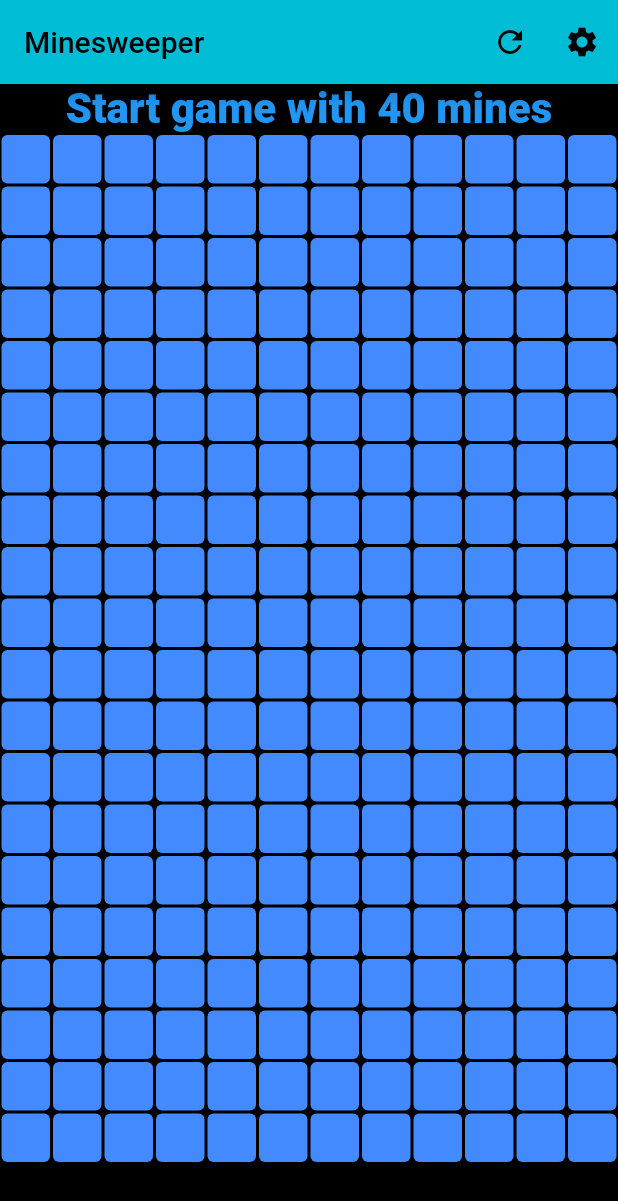
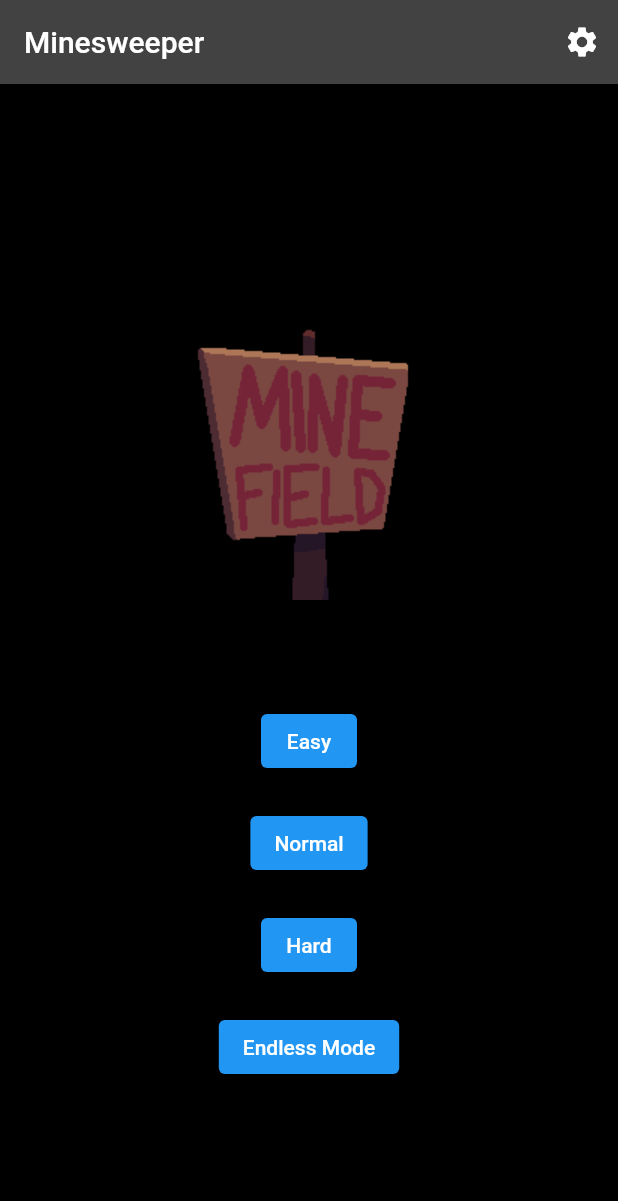
Before and after one commit to AlephRZS/minesweeper, a Flutter app: the screen it shows after launch, on a phone screen of 412 x 824 dp. Shown: the top 1201 px of the screen. Run offline on Flutter 3.47's test engine with Material 2 defaults, Android fonts, the phone set to English and light mode, and no system bars.

Commit message:
General updates and game modes

```diff
--- /dev/null
+++ b/lib/game_manager.dart
@@ -0,0 +1,37 @@
+import 'package:minesweeper/board_space.dart';
+
+enum Difficulty {
+  easy,
+  normal,
+  hard,
+}
+
+class GameManager {
+  static final GameManager _gameManager = GameManager._internal();
+  Difficulty diff = Difficulty.easy;
+
+  factory GameManager() {
+    return _gameManager;
+  }
+
+  GameManager._internal();
+
+  set diffifculty(Difficulty diff) {
+    this.diff = diff;
+  }
+
+  MineField createField() {
+    MineField minef;
+    switch (diff) {
+      case Difficulty.normal:
+        minef = const MineField(columns: 12, rows: 20, mines: 40);
+        break;
+      case Difficulty.hard:
+        minef = const MineField(columns: 16, rows: 28, mines: 99);
+        break;
+      default:
+        minef = const MineField(columns: 7, rows: 12, mines: 10);
+    }
+    return minef;
+  }
+}
--- a/lib/main.dart
+++ b/lib/main.dart
@@ -1,6 +1,6 @@
 import 'package:flutter/material.dart';
 
-import 'board_space.dart';
+import 'screens/main_menu.dart';
 
 void main() {
   runApp(const MyApp());
@@ -14,56 +14,12 @@ class MyApp extends StatelessWidget {
     context = context;
     return MaterialApp(
       title: 'Minesweeper',
-      theme: ThemeData(
-        primarySwatch: Colors.cyan,
-      ),
-      home: const MyHomePage(title: 'Minesweeper'),
+      themeMode: ThemeMode.dark,
+      darkTheme: ThemeData.dark().copyWith(
+          textTheme: const TextTheme(
+        bodyText1: TextStyle(color: Colors.blue),
+      )),
+      home: const MainMenu(),
     );
   }
 }
-
-class MyHomePage extends StatefulWidget {
-  const MyHomePage({Key? key, required this.title}) : super(key: key);
-
-  final String title;
-
-  @override
-  State<MyHomePage> createState() => _MyHomePageState();
-}
-
-class _MyHomePageState extends State<MyHomePage> {
-  void restartGame() {
-    Navigator.pushReplacement(
-      context,
-      PageRouteBuilder(
-        transitionDuration: Duration.zero,
-        pageBuilder: (_, __, ___) => const MyHomePage(title: 'Minesweeper'),
-      ),
-    );
-  }
-
-  @override
-  Widget build(BuildContext context) {
-    return Scaffold(
-      appBar: AppBar(
-        title: Text(widget.title),
-        actions: <Widget>[
-          IconButton(
-            icon: const Icon(Icons.refresh),
-            tooltip: 'Restart',
-            onPressed: () {
-              restartGame();
-            },
-          ),
-          IconButton(
-            icon: const Icon(Icons.settings),
-            tooltip: 'Game Settings',
-            onPressed: () {},
-          )
-        ],
-      ),
-      body: const MineField(columns: 12, rows: 20, mines: 40),
-      backgroundColor: Colors.black,
-    );
-  }
-}
--- /dev/null
+++ b/lib/screens/main_menu.dart
@@ -0,0 +1,66 @@
+import 'package:flutter/material.dart';
+import 'package:minesweeper/game_manager.dart';
+import 'package:minesweeper/screens/game_play.dart';
+
+class MainMenu extends StatelessWidget {
+  const MainMenu({Key? key}) : super(key: key);
+
+  _startGame(Difficulty diff, BuildContext context) {
+    GameManager man = GameManager();
+    man.diffifculty = diff;
+
+    Navigator.of(context).pushReplacement(
+        MaterialPageRoute(builder: (context) => const GamePlay()));
+  }
+
+  @override
+  Widget build(BuildContext context) {
+    return Scaffold(
+      appBar: AppBar(
+        title: const Text('Minesweeper'),
+        actions: <Widget>[
+          IconButton(
+            onPressed: () => {},
+            icon: const Icon(Icons.settings),
+          )
+        ],
+      ),
+      body: Center(
+        child: Column(
+          mainAxisAlignment: MainAxisAlignment.center,
+          children: [
+            Padding(
+                padding: const EdgeInsets.symmetric(vertical: 50.0),
+                child: Image.asset('assets/menubanner.png')),
+            Padding(
+              padding: const EdgeInsets.symmetric(vertical: 20.0),
+              child: ElevatedButton(
+                onPressed: () => {_startGame(Difficulty.easy, context)},
+                child: const Text('Easy'),
+              ),
+            ),
+            ElevatedButton(
+              onPressed: () => {_startGame(Difficulty.normal, context)},
+              child: const Text('Normal'),
+            ),
+            Padding(
+              padding: const EdgeInsets.symmetric(vertical: 20.0),
+              child: ElevatedButton(
+                onPressed: () => {_startGame(Difficulty.hard, context)},
+                child: const Text('Hard'),
+              ),
+            ),
+            ElevatedButton(
+              onPressed: () => {
+                ScaffoldMessenger.of(context).showSnackBar(const SnackBar(
+                    content: Text("Endless Mode is not ready yet.")))
+              },
+              child: const Text('Endless Mode'),
+            )
+          ],
+        ),
+      ),
+      backgroundColor: Colors.black,
+    );
+  }
+}
```
Also changed, not shown: lib/board_space.dart (+175 -33 lines), lib/screens/game_play.dart (added, +36 -0 lines), pubspec.yaml (+4 -3 lines), assets/flag.png (added), assets/menubanner.png (added), assets/mine.png (added), pubspec.lock.
